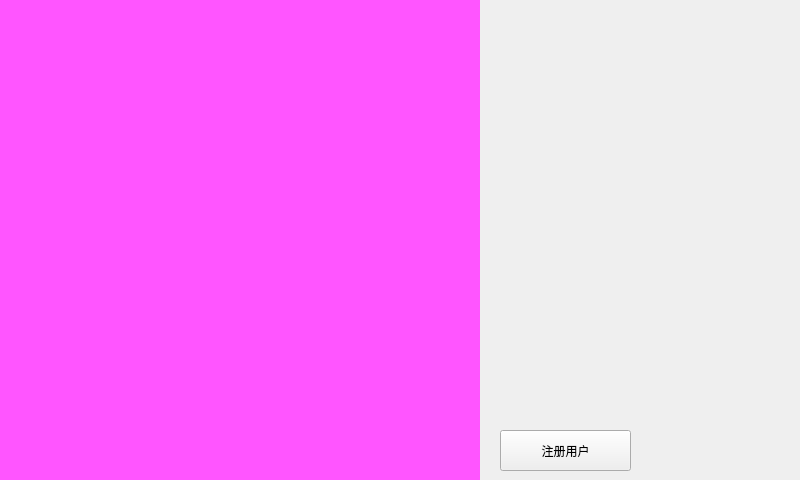
Qt form QT_FaceID/AttendanceServer/cell/attendancewindow.ui (BAOfanTing/CPP_Study) before a commit.
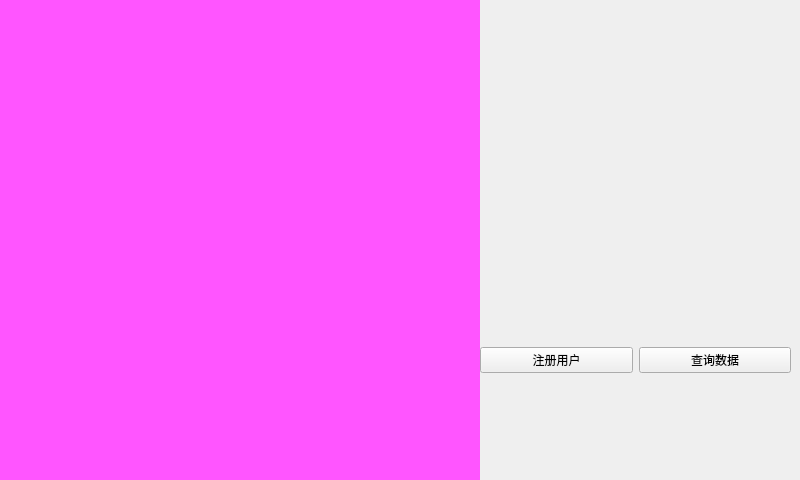
The same form after that commit.

Diff of the .ui file:
```diff
--- a/QT_FaceID/AttendanceServer/cell/attendancewindow.ui
+++ b/QT_FaceID/AttendanceServer/cell/attendancewindow.ui
@@ -33,18 +33,31 @@
      <string/>
     </property>
    </widget>
-   <widget class="QPushButton" name="btn_register">
+   <widget class="QWidget" name="">
     <property name="geometry">
      <rect>
-      <x>500</x>
-      <y>430</y>
-      <width>131</width>
-      <height>41</height>
+      <x>480</x>
+      <y>300</y>
+      <width>311</width>
+      <height>121</height>
      </rect>
     </property>
+    <layout class="QHBoxLayout" name="horizontalLayout">
+     <item>
+      <widget class="QPushButton" name="btn_register">
     <property name="text">
      <string>注册用户</string>
     </property>
+      </widget>
+     </item>
+     <item>
+      <widget class="QPushButton" name="btn_query">
+       <property name="text">
+        <string>查询数据</string>
+       </property>
+      </widget>
+     </item>
+    </layout>
    </widget>
   </widget>
  </widget>
```
Lines whose indentation alone changed are shown as unchanged.
